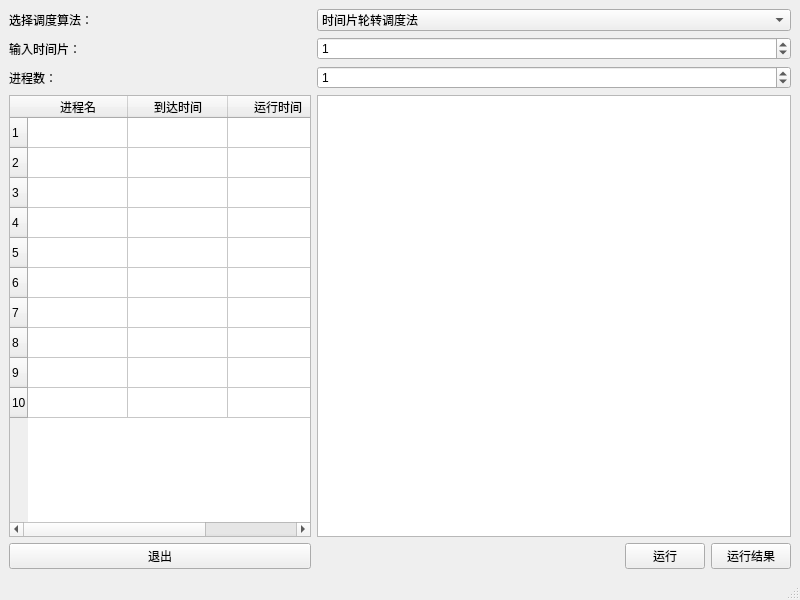
Chen-yv/os, file TOPIC2/first.ui: the form before one commit.
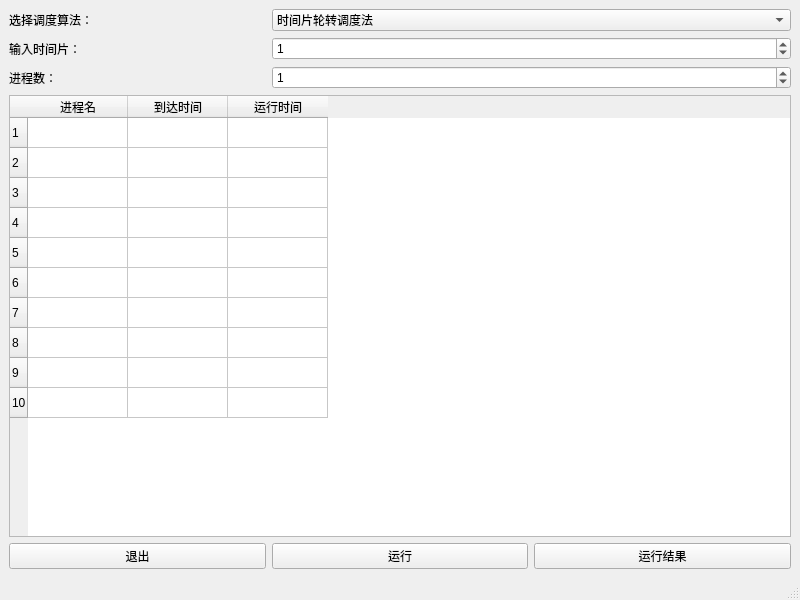
The form after the commit. Icons and pictures are not drawn.

What changed in the file:
```diff
--- a/TOPIC2/first.ui
+++ b/TOPIC2/first.ui
@@ -15,10 +15,34 @@
   </property>
   <widget class="QWidget" name="centralwidget">
    <layout class="QGridLayout" name="gridLayout">
-    <item row="0" column="0">
-     <widget class="QLabel" name="label1">
+    <item row="0" column="1" colspan="2">
+     <widget class="QComboBox" name="dispath">
+      <item>
+       <property name="text">
+        <string>时间片轮转调度法</string>
+       </property>
+      </item>
+      <item>
+       <property name="text">
+        <string>短进程优先调度法</string>
+       </property>
+      </item>
+     </widget>
+    </item>
+    <item row="4" column="1">
+     <widget class="QPushButton" name="submit">
       <property name="text">
-       <string>选择调度算法：</string>
+       <string>运行</string>
+      </property>
+     </widget>
+    </item>
+    <item row="1" column="1" colspan="2">
+     <widget class="QSpinBox" name="time_slice">
+      <property name="maximum">
+       <number>10000</number>
+      </property>
+      <property name="value">
+       <number>1</number>
       </property>
      </widget>
     </item>
@@ -43,34 +67,31 @@
       </property>
      </widget>
     </item>
-    <item row="4" column="1">
-     <spacer name="horizontalSpacer">
-      <property name="orientation">
-       <enum>Qt::Horizontal</enum>
+    <item row="0" column="0">
+     <widget class="QLabel" name="label1">
+      <property name="text">
+       <string>选择调度算法：</string>
       </property>
-      <property name="sizeHint" stdset="0">
-       <size>
-        <width>299</width>
-        <height>20</height>
-       </size>
-      </property>
-     </spacer>
+     </widget>
     </item>
     <item row="4" column="2">
-     <widget class="QPushButton" name="submit">
-      <property name="text">
-       <string>运行</string>
-      </property>
-     </widget>
-    </item>
-    <item row="4" column="3">
      <widget class="QPushButton" name="condition">
       <property name="text">
        <string>运行结果</string>
       </property>
      </widget>
     </item>
-    <item row="3" column="0">
+    <item row="2" column="1" colspan="2">
+     <widget class="QSpinBox" name="number_of_progoam">
+      <property name="maximum">
+       <number>50</number>
+      </property>
+      <property name="value">
+       <number>1</number>
+      </property>
+     </widget>
+    </item>
+    <item row="3" column="0" colspan="3">
      <widget class="QTableWidget" name="input">
       <row>
        <property name="text">
@@ -144,43 +165,6 @@
       </item>
      </widget>
     </item>
-    <item row="3" column="1" colspan="3">
-     <widget class="QTableWidget" name="tableWidget"/>
-    </item>
-    <item row="1" column="1" colspan="3">
-     <widget class="QSpinBox" name="time_slice">
-      <property name="maximum">
-       <number>10000</number>
-      </property>
-      <property name="value">
-       <number>1</number>
-      </property>
-     </widget>
-    </item>
-    <item row="2" column="1" colspan="3">
-     <widget class="QSpinBox" name="number_of_progoam">
-      <property name="maximum">
-       <number>50</number>
-      </property>
-      <property name="value">
-       <number>1</number>
-      </property>
-     </widget>
-    </item>
-    <item row="0" column="1" colspan="3">
-     <widget class="QComboBox" name="dispath">
-      <item>
-       <property name="text">
-        <string>时间片轮转调度法</string>
-       </property>
-      </item>
-      <item>
-       <property name="text">
-        <string>短进程优先调度法</string>
-       </property>
-      </item>
-     </widget>
-    </item>
    </layout>
   </widget>
   <widget class="QMenuBar" name="menubar">
```
Left out of the diff: 8 changed lines with no effect on the pictures.
